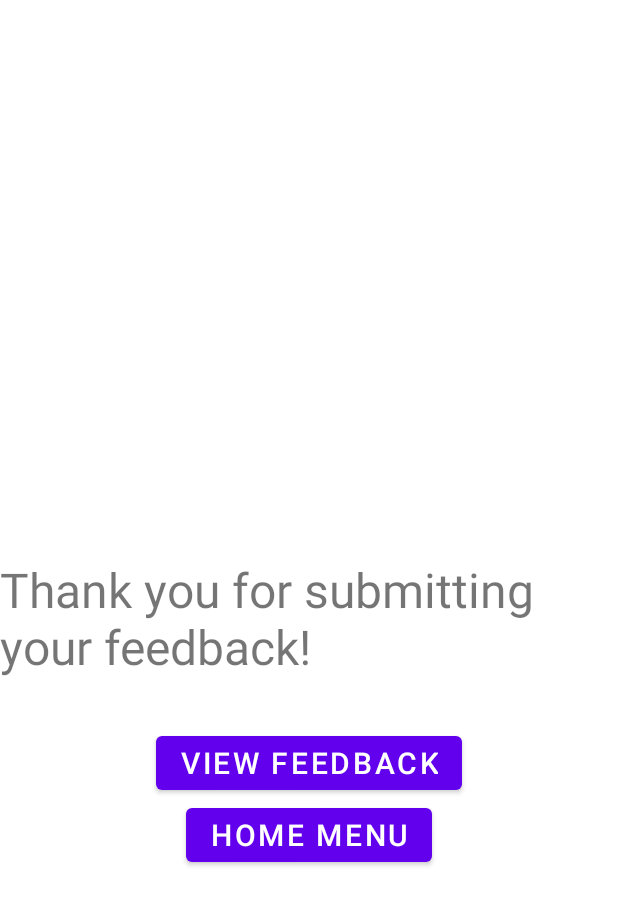
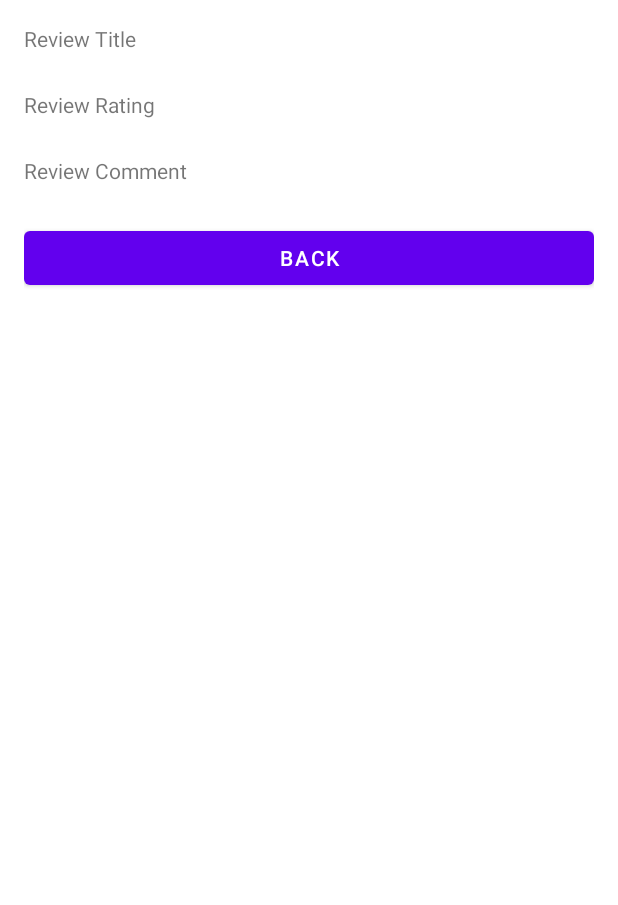
Before and after one commit to jhiltonjones/GSU_app, an Android app: the FeedbackActivity screen opened directly, with no data from a screen before it, after a tap on "SUBMIT", on a phone screen of 412 x 824 dp. Shown: the top 905 px of the screen. Run offline under Robolectric (Android 15) with nearby library versions, the phone set to English and light mode, and no system bars; our stand-ins replace Firebase (no records; nobody signed in at launch, a user with empty details on screens opened directly).

Commit message:
Updated with one feedback review stored

```diff
--- a/app/src/main/AndroidManifest.xml
+++ b/app/src/main/AndroidManifest.xml
@@ -48,6 +48,12 @@
             android:exported="true"
             android:label="@string/feedback_activity_title"
             android:theme="@style/Theme.StudentFeedbackApp.NoActionBar" />
+
+        <activity
+            android:name=".FeedbackPage"
+            android:exported="true"
+            android:label="@string/feedback_activity_title"
+            android:theme="@style/Theme.StudentFeedbackApp.NoActionBar" />
     </application>
 
 </manifest>
--- a/app/src/main/java/com/example/studentfeedbackapp/FeedbackActivity.kt
+++ b/app/src/main/java/com/example/studentfeedbackapp/FeedbackActivity.kt
@@ -34,12 +34,18 @@ class FeedbackActivity : AppCompatActivity() {
             val reviewRating = reviewRatingBar.rating
             val reviewComment = reviewEditText.text.toString()
 
-            val Student = "Title ${reviewTitle}\n Rating ${reviewRating}\n Comment $reviewComment"
+            // Save data to Firebase
+            saveFireStore(reviewComment)
 
-            val intent = Intent(this, ThankYouActivity::class.java)
+            // Pass data to FeedbackPage activity
+            val intent = Intent(this, FeedbackPage::class.java).apply {
+                putExtra("reviewTitle", reviewTitle)
+                putExtra("reviewRating", reviewRating)
+                putExtra("reviewComment", reviewComment)
+            }
             startActivity(intent)
-            saveFireStore(reviewComment)
         }
+
 
     }
     fun saveFireStore(commentsText:String){
--- /dev/null
+++ b/app/src/main/java/com/example/studentfeedbackapp/FeedbackPage.kt
@@ -0,0 +1,64 @@
+package com.example.studentfeedbackapp
+
+import android.content.Intent
+import android.os.Bundle
+import android.widget.Button
+import android.widget.EditText
+import android.widget.TextView
+import androidx.appcompat.app.AppCompatActivity
+import com.google.firebase.firestore.ktx.firestore
+import com.google.firebase.ktx.Firebase
+
+
+class FeedbackPage : AppCompatActivity() {
+        private lateinit var reviewTitleEditText: TextView
+        private lateinit var reviewRatingBar: TextView
+        private lateinit var reviewEditText: TextView
+        private lateinit var backButton: Button
+
+        override fun onCreate(savedInstanceState: Bundle?) {
+            super.onCreate(savedInstanceState)
+            setContentView(R.layout.view_feedback_page)
+
+            val db = Firebase.firestore
+
+            // Initialize views
+            reviewTitleEditText = findViewById(R.id.review_title_textview)
+            reviewRatingBar = findViewById(R.id.review_rating_textview)
+            reviewEditText = findViewById(R.id.review_comment_textview)
+            backButton = findViewById(R.id.back_button)
+
+            // Get student ID and class name
+            val studentID = "002551307"
+            val className = "Psychology"
+
+            // Retrieve data from Firestore
+            db.collection("Classes").document(className).collection(className + "Review").document(studentID)
+                .get()
+                .addOnSuccessListener { document ->
+                    if (document.exists()) {
+                        // Get data from Firestore document
+                        val reviewTitle = document.getString("Title")
+                        val reviewRating = document.getString("Rating")
+                        val reviewComment = document.getString("Comment")
+
+                        // Set data to text views
+                        reviewTitleEditText.text = reviewTitle
+                        reviewRatingBar.text = reviewRating
+                        reviewEditText.text = reviewComment
+                    } else {
+                        // Handle the case where the document does not exist
+                        // ...
+                    }
+                }
+                .addOnFailureListener { exception ->
+                    // Handle any errors
+                    // ...
+                }
+
+            backButton.setOnClickListener {
+                val intent = Intent(this, ThankYouActivity::class.java)
+                startActivity(intent)
+            }
+        }
+    }
--- a/app/src/main/java/com/example/studentfeedbackapp/MainActivity.kt
+++ b/app/src/main/java/com/example/studentfeedbackapp/MainActivity.kt
@@ -16,5 +16,11 @@ class MainActivity : AppCompatActivity() {
             val intent = Intent(this, FeedbackActivity::class.java)
             startActivity(intent)
         }
+        val viewReview = findViewById<Button>(R.id.btn_view_review)
+
+        viewReview.setOnClickListener {
+            val intent = Intent(this, FeedbackPage::class.java)
+            startActivity(intent)
+        }
     }
 }
--- a/app/src/main/java/com/example/studentfeedbackapp/ThankYouActivity.kt
+++ b/app/src/main/java/com/example/studentfeedbackapp/ThankYouActivity.kt
@@ -12,10 +12,15 @@ class ThankYouActivity : AppCompatActivity() {
         setContentView(R.layout.submit_feedback_confirmation)
 
         val writeReviewButton = findViewById<Button>(R.id.btn_home_menu)
+        val viewFeedbackButton = findViewById<Button>(R.id.btn_view_feedback)
 
         writeReviewButton.setOnClickListener {
             val intent = Intent(this, ClassList::class.java)
             startActivity(intent)
         }
+        viewFeedbackButton.setOnClickListener {
+            val intent = Intent(this, FeedbackPage::class.java)
+            startActivity(intent)
+        }
     }
 }
--- /dev/null
+++ b/app/src/main/res/layout/view_feedback_page.xml
@@ -0,0 +1,51 @@
+<?xml version="1.0" encoding="utf-8"?>
+
+<LinearLayout xmlns:android="http://schemas.android.com/apk/res/android"
+    android:orientation="vertical"
+    android:layout_width="match_parent"
+    android:layout_height="match_parent"
+    android:padding="16dp">
+
+    <TextView
+        android:id="@+id/review_title_label"
+        android:layout_width="match_parent"
+        android:layout_height="wrap_content"
+        android:text="Review Title" />
+
+    <TextView
+        android:id="@+id/review_title_textview"
+        android:layout_width="match_parent"
+        android:layout_height="wrap_content"
+        android:textSize="18sp" />
+
+    <TextView
+        android:id="@+id/review_rating_label"
+        android:layout_width="match_parent"
+        android:layout_height="wrap_content"
+        android:text="Review Rating" />
+
+    <TextView
+        android:id="@+id/review_rating_textview"
+        android:layout_width="match_parent"
+        android:layout_height="wrap_content"
+        android:textSize="18sp" />
+
+    <TextView
+        android:id="@+id/review_comment_label"
+        android:layout_width="match_parent"
+        android:layout_height="wrap_content"
+        android:text="Review Comment" />
+
+    <TextView
+        android:id="@+id/review_comment_textview"
+        android:layout_width="match_parent"
+        android:layout_height="wrap_content"
+        android:textSize="18sp" />
+
+    <Button
+        android:id="@+id/back_button"
+        android:layout_width="match_parent"
+        android:layout_height="wrap_content"
+        android:text="Back" />
+
+</LinearLayout>
```
Also changed, not shown: app/src/main/java/com/example/studentfeedbackapp/ReviewActivity.kt (line endings or trailing spaces).
